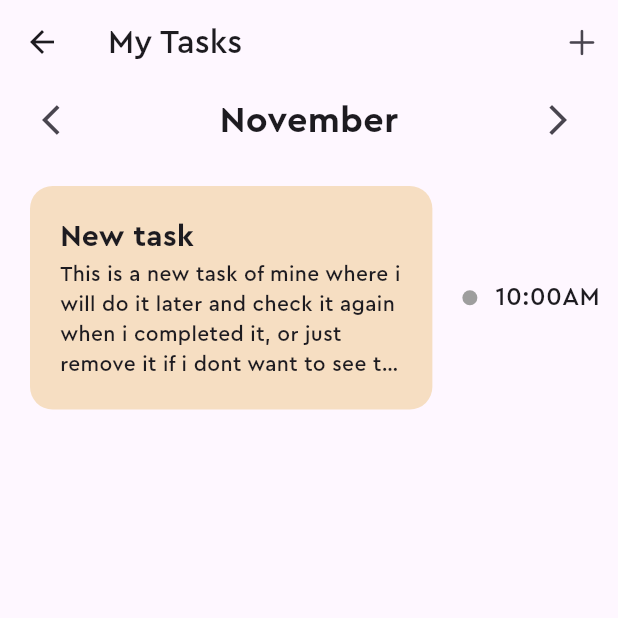
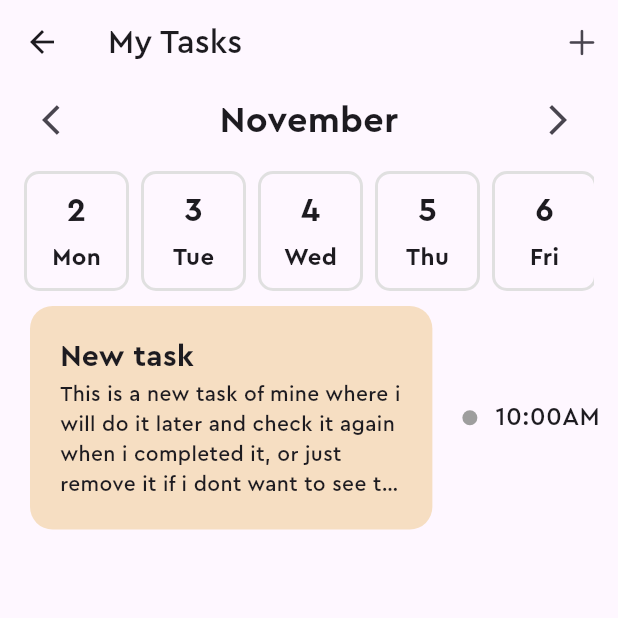
Before and after one commit to Azamat-JS/Flutter-task-manager, a Flutter app: the HomePage screen opened directly, after a tap on the "arrow back ios" icon, on a phone screen of 412 x 824 dp, the top half of it. Run offline on Flutter 3.47's test engine with Material 3 defaults, Android fonts, the phone set to English and light mode, and no system bars; our stand-ins replace flutter_bloc, shared_preferences, sqflite; accounts and stored records are empty.

Commit message:
implemented date picker UI

```diff
--- a/frontend/lib/features/home/pages/home_page.dart
+++ b/frontend/lib/features/home/pages/home_page.dart
@@ -1,6 +1,5 @@
 import 'package:flutter/cupertino.dart';
 import 'package:flutter/material.dart';
-import 'package:frontend/core/constants/utils.dart';
 import 'package:frontend/features/home/widgets/date_selector.dart';
 import 'package:frontend/features/home/widgets/task_card.dart';
 
--- a/frontend/lib/features/home/widgets/date_selector.dart
+++ b/frontend/lib/features/home/widgets/date_selector.dart
@@ -1,4 +1,6 @@
 import 'package:flutter/material.dart';
+import 'package:frontend/core/constants/utils.dart';
+import 'package:intl/intl.dart';
 
 class DateSelector extends StatefulWidget {
   const DateSelector({super.key});
@@ -8,8 +10,12 @@ class DateSelector extends StatefulWidget {
 }
 
 class _DateSelectorState extends State<DateSelector> {
+  int weekOffSet = 0;
+  DateTime selectedDate = DateTime.now();
   @override
   Widget build(BuildContext context) {
+    final weekDates = generateWeekDates(weekOffSet);
+    String monthName = DateFormat("MMMM").format(weekDates.first);
     return Column(
       children: [
         Padding(
@@ -20,18 +26,90 @@ class _DateSelectorState extends State<DateSelector> {
             mainAxisAlignment: MainAxisAlignment.spaceBetween,
             children: [
               IconButton(
-                onPressed: () {},
+                onPressed: () {
+                  setState(() {
+                    weekOffSet--;
+                  });
+                },
                 icon: const Icon(Icons.arrow_back_ios),
               ),
               Text(
-                'November',
-                style: TextStyle(fontSize: 24, fontWeight: FontWeight.bold),
+                monthName,
+                style: const TextStyle(
+                  fontSize: 24,
+                  fontWeight: FontWeight.bold,
+                ),
               ),
               IconButton(
-                onPressed: () {},
+                onPressed: () {
+                  setState(() {
+                    weekOffSet++;
+                  });
+                },
                 icon: const Icon(Icons.arrow_forward_ios),
               ),
             ],
+          ),
+        ),
+        Padding(
+          padding: const EdgeInsets.symmetric(horizontal: 16),
+          child: SizedBox(
+            height: 80,
+            child: ListView.builder(
+              scrollDirection: Axis.horizontal,
+              itemCount: weekDates.length,
+              itemBuilder: (context, index) {
+                final date = weekDates[index];
+                bool isSelected =
+                    DateFormat("d").format(selectedDate) ==
+                        DateFormat('d').format(date) &&
+                    selectedDate.month == date.month &&
+                    selectedDate.year == date.year;
+                return GestureDetector(
+                  onTap: () {
+                    setState(() {
+                      selectedDate = date;
+                    });
+                  },
+                  child: Container(
+                    width: 70,
+                    margin: const EdgeInsets.only(right: 8),
+                    decoration: BoxDecoration(
+                      color: isSelected ? Colors.deepOrangeAccent : null,
+                      border: Border.all(
+                        color: isSelected
+                            ? Colors.deepOrangeAccent
+                            : Colors.grey.shade300,
+                        width: 2,
+                      ),
+                      borderRadius: BorderRadius.circular(10),
+                    ),
+                    child: Column(
+                      mainAxisAlignment: MainAxisAlignment.center,
+                      children: [
+                        Text(
+                          DateFormat('d').format(date),
+                          style: TextStyle(
+                            color: isSelected ? Colors.white : null,
+                            fontSize: 22,
+                            fontWeight: FontWeight.bold,
+                          ),
+                        ),
+                        const SizedBox(height: 5),
+                        Text(
+                          DateFormat("E").format(date),
+                          style: TextStyle(
+                            color: isSelected ? Colors.white : null,
+                            fontSize: 16,
+                            fontWeight: FontWeight.bold,
+                          ),
+                        ),
+                      ],
+                    ),
+                  ),
+                );
+              },
+            ),
           ),
         ),
       ],
--- a/frontend/pubspec.yaml
+++ b/frontend/pubspec.yaml
@@ -39,6 +39,7 @@ dependencies:
   shared_preferences: ^2.5.6
   sqflite: ^2.4.2+1
   path: ^1.9.1
+  intl: ^0.20.3
 
 dev_dependencies:
   flutter_test:
```
Also changed, not shown: frontend/pubspec.lock.
